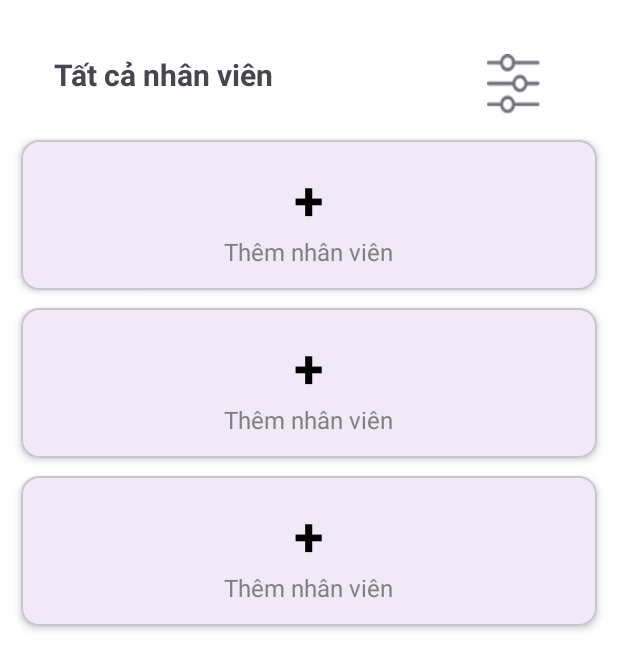
After one commit to lehuong0150/AndroidTutorial, an Android app: the layout activity_profile.xml on its own in the app's theme, with its tools: preview values and no code run, on a phone screen of 412 x 824 dp. The commit adds this screen. Shown: the top 670 px of the screen. Run offline under Robolectric (Android 15) with nearby library versions, the phone set to English and light mode, and no system bars.

Commit message:
push code 15-10

```diff
--- a/app/src/main/java/com/example/androidtutorial/MainActivity.kt
+++ b/app/src/main/java/com/example/androidtutorial/MainActivity.kt
@@ -18,6 +18,7 @@ import com.example.androidtutorial.launchmode.SingleInstanceActivity
 import com.example.androidtutorial.launchmode.SingleTaskActivity
 import com.example.androidtutorial.launchmode.SingleTopActivity
 import com.example.androidtutorial.launchmode.StandardActivity
+
 /*Demo tổng hợp về:
 * Vòng đời của Activity (Lifecycle):
 *     - Quan sát các callback như onCreate, onStart, onResume, onPause, onStop, onDestroy.
@@ -169,19 +170,22 @@ class MainActivity : AppCompatActivity() {
                         0 -> {
                             //standard khong can gan co
                         }
+
                         1 -> {
                             intent.addFlags(Intent.FLAG_ACTIVITY_SINGLE_TOP)
                         }
+
                         2 -> {
                             intent.addFlags(Intent.FLAG_ACTIVITY_CLEAR_TOP)
                         }
+
                         3 -> {
                             intent.addFlags(Intent.FLAG_ACTIVITY_NEW_TASK or Intent.FLAG_ACTIVITY_MULTIPLE_TASK)
                         }
                     }
 
                     Log.d("LaunchMode", "Opening ${launchModes[which]} | flags=${intent.flags}")
-                    intent.putExtra("launch_mode",launchModes[which])
+                    intent.putExtra("launch_mode", launchModes[which])
                     startActivity(intent)
                 }
                 .show()
--- a/app/src/main/java/com/example/androidtutorial/launchmode/SingleTaskActivity.kt
+++ b/app/src/main/java/com/example/androidtutorial/launchmode/SingleTaskActivity.kt
@@ -14,6 +14,7 @@ import com.example.androidtutorial.databinding.ActivitySingleTaskBinding
 
 class SingleTaskActivity : AppCompatActivity() {
     private lateinit var binding: ActivitySingleTaskBinding
+
     @SuppressLint("MissingInflatedId")
     override fun onCreate(savedInstanceState: Bundle?) {
         super.onCreate(savedInstanceState)
@@ -35,8 +36,8 @@ class SingleTaskActivity : AppCompatActivity() {
     override fun onNewIntent(intent: Intent?) {
         super.onNewIntent(intent)
         Log.d(
-            "LaunchMode", "onNewIntent triggered for instance: " +
-                    "${System.identityHashCode(this)}"
+            "LaunchMode",
+            "onNewIntent triggered for instance: " + "${System.identityHashCode(this)}"
         )
     }
 
--- /dev/null
+++ b/app/src/main/res/drawable/bg_button_equals.xml
@@ -0,0 +1,4 @@
+<shape xmlns:android="http://schemas.android.com/apk/res/android">
+    <solid android:color="#007AFF" />
+    <corners android:radius="20dp" />
+</shape>
--- /dev/null
+++ b/app/src/main/res/drawable/bg_button_function.xml
@@ -0,0 +1,4 @@
+<shape xmlns:android="http://schemas.android.com/apk/res/android">
+    <solid android:color="#D6D6D6" />
+    <corners android:radius="20dp" />
+</shape>
--- /dev/null
+++ b/app/src/main/res/drawable/bg_button_number.xml
@@ -0,0 +1,6 @@
+<!-- res/drawable/button_number.xml -->
+<shape xmlns:android="http://schemas.android.com/apk/res/android">
+    <solid android:color="#F5F5F5" />
+    <corners android:radius="20dp" />
+    <stroke android:width="1dp" android:color="#E0E0E0" />
+</shape>
--- /dev/null
+++ b/app/src/main/res/drawable/bg_button_operator.xml
@@ -0,0 +1,4 @@
+<shape xmlns:android="http://schemas.android.com/apk/res/android">
+    <solid android:color="#FF9500" />
+    <corners android:radius="20dp" />
+</shape>
--- /dev/null
+++ b/app/src/main/res/drawable/bg_display_background.xml
@@ -0,0 +1,5 @@
+<shape xmlns:android="http://schemas.android.com/apk/res/android">
+    <solid android:color="#FFFFFF" />
+    <corners android:radius="16dp" />
+    <stroke android:width="1dp" android:color="#E0E0E0" />
+</shape>
--- /dev/null
+++ b/app/src/main/res/layout/activity_profile.xml
@@ -0,0 +1,51 @@
+<?xml version="1.0" encoding="utf-8"?>
+<androidx.constraintlayout.widget.ConstraintLayout xmlns:android="http://schemas.android.com/apk/res/android"
+    xmlns:app="http://schemas.android.com/apk/res-auto"
+    xmlns:tools="http://schemas.android.com/tools"
+    android:layout_width="match_parent"
+    android:layout_height="match_parent"
+    android:background="@color/white"
+    tools:context=".layout.EmployeeActivity">
+
+    <androidx.constraintlayout.widget.ConstraintLayout
+        android:id="@+id/layoutHeader"
+        android:layout_width="match_parent"
+        android:layout_height="wrap_content"
+        android:layout_margin="20dp"
+        app:layout_constraintTop_toTopOf="parent">
+
+        <TextView
+            android:id="@+id/txtTitle"
+            android:layout_width="wrap_content"
+            android:layout_height="wrap_content"
+            android:padding="16dp"
+            android:text="Tất cả nhân viên"
+            android:textSize="20sp"
+            android:textStyle="bold"
+            app:layout_constraintStart_toStartOf="parent"
+            app:layout_constraintTop_toTopOf="parent" />
+
+        <androidx.appcompat.widget.AppCompatImageButton
+            android:id="@+id/btnCustom"
+            android:layout_width="35dp"
+            android:layout_height="40dp"
+            android:layout_marginTop="16dp"
+            android:layout_marginEnd="32dp"
+            android:background="@drawable/ic_filter_list"
+            app:layout_constraintEnd_toEndOf="parent"
+            app:layout_constraintTop_toTopOf="parent" />
+    </androidx.constraintlayout.widget.ConstraintLayout>
+
+
+    <androidx.recyclerview.widget.RecyclerView
+        android:id="@+id/recyclerEmployee"
+        android:layout_width="0dp"
+        android:layout_height="0dp"
+        android:padding="8dp"
+        app:layout_constraintBottom_toBottomOf="parent"
+        app:layout_constraintEnd_toEndOf="parent"
+        app:layout_constraintStart_toStartOf="parent"
+        app:layout_constraintTop_toBottomOf="@id/layoutHeader"
+        tools:listitem="@layout/item_add_employee" />
+
+</androidx.constraintlayout.widget.ConstraintLayout>
--- /dev/null
+++ b/app/src/main/res/layout/item_add_employee.xml
@@ -0,0 +1,33 @@
+<?xml version="1.0" encoding="utf-8"?>
+<com.google.android.material.card.MaterialCardView xmlns:android="http://schemas.android.com/apk/res/android"
+    xmlns:app="http://schemas.android.com/apk/res-auto"
+    android:layout_width="match_parent"
+    android:layout_height="100dp"
+    android:layout_margin="6dp"
+    android:foreground="?attr/selectableItemBackground"
+    android:gravity="center"
+    app:cardCornerRadius="12dp"
+    app:cardElevation="3dp">
+
+    <LinearLayout
+        android:layout_width="match_parent"
+        android:layout_height="match_parent"
+        android:gravity="center"
+        android:orientation="vertical">
+
+        <TextView
+            android:layout_width="wrap_content"
+            android:layout_height="wrap_content"
+            android:text="+"
+            android:textColor="@color/black"
+            android:textSize="36sp"
+            android:textStyle="bold" />
+
+        <TextView
+            android:layout_width="wrap_content"
+            android:layout_height="wrap_content"
+            android:text="Thêm nhân viên"
+            android:textColor="@color/gray"
+            android:textSize="16sp" />
+    </LinearLayout>
+</com.google.android.material.card.MaterialCardView>
```
Also changed, not shown: app/src/main/AndroidManifest.xml (+7 -1 lines), app/src/main/java/com/example/androidtutorial/adapter/EmployeeAdapter.kt (added, +52 -0 lines), app/src/main/java/com/example/androidtutorial/launchmode/SingleInstanceActivity.kt (+7 -0 lines), app/src/main/java/com/example/androidtutorial/launchmode/StandardActivity.kt (+8 -0 lines), app/src/main/java/com/example/androidtutorial/layout/EmployeeActivity.kt (added, +56 -0 lines), app/src/main/java/com/example/androidtutorial/layout/LayoutActivity.kt (+15 -0 lines), app/src/main/java/com/example/androidtutorial/models/Person.kt (added, +7 -0 lines), app/src/main/res/layout/activity_layout.xml (+14 -23 lines), app/src/main/res/layout/item_employee.xml (added, +35 -0 lines), app/src/main/res/values/style.xml (added, +51 -0 lines), app/src/main/res/drawable/ic_edit_profile.png (added).
